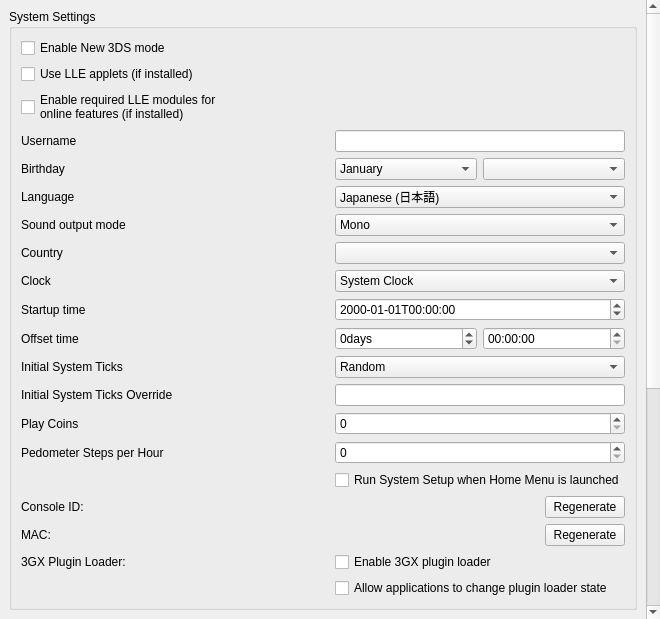
Old version of the form src/citra_qt/configuration/configure_system.ui in the repository amwatson/CitraVR.
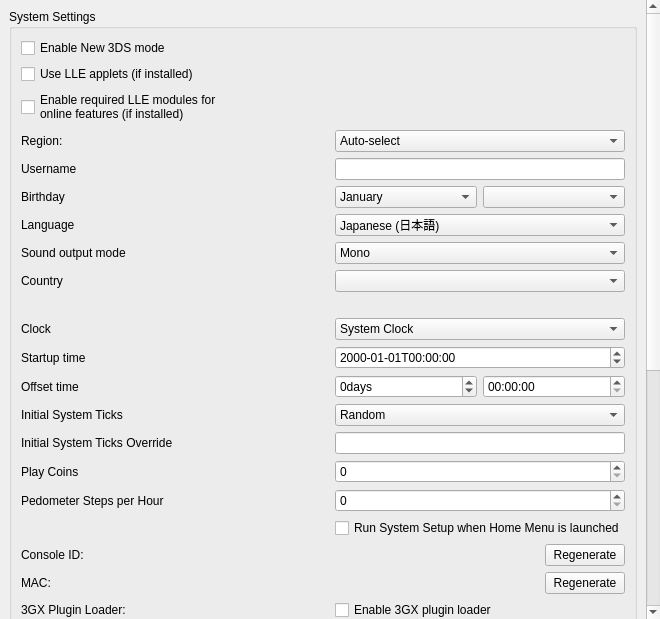
New version of the form.

Commit message:
Check that the country setting is valid for selected region (#847)
* Check that the country setting is valid for selected region

* `SystemSaveGame.checkCountryCompatibility` -> `SystemSaveGame.getCountryCompatibility`

* SettingsFragmentPresenter.kt: Moved `checkCountryCompatibility` definition out of `addSystemSettings`

* SettingsFragmentPresenter.kt: Renamed `compat` value to `compatFlags` for better readability

* configure_system.ui: Corrected indentation

---------

The edit to the form file:
```diff
--- a/src/citra_qt/configuration/configure_system.ui
+++ b/src/citra_qt/configuration/configure_system.ui
@@ -64,21 +64,21 @@
             <string>System Settings</string>
            </property>
            <layout class="QGridLayout" name="gridLayout">
-            <item row="1" column="0">
+            <item row="0" column="0">
              <widget class="QCheckBox" name="toggle_new_3ds">
               <property name="text">
                <string>Enable New 3DS mode</string>
               </property>
              </widget>
             </item>
-            <item row="2" column="0">
+            <item row="1" column="0">
              <widget class="QCheckBox" name="toggle_lle_applets">
               <property name="text">
                <string>Use LLE applets (if installed)</string>
               </property>
              </widget>
             </item>
-            <item row="3" column="0">
+            <item row="2" column="0">
              <widget class="QCheckBox" name="enable_required_online_lle_modules">
               <property name="text">
                <string>Enable required LLE modules for
@@ -89,6 +89,57 @@
               </property>
              </widget>
             </item>
+            <item row="3" column="0">
+             <widget class="QLabel" name="region_label">
+              <property name="text">
+               <string>Region:</string>
+              </property>
+             </widget>
+            </item>
+            <item row="3" column="1">
+             <widget class="QComboBox" name="region_combobox">
+              <item>
+               <property name="text">
+                <string>Auto-select</string>
+               </property>
+              </item>
+              <item>
+               <property name="text">
+                <string notr="true">JPN</string>
+               </property>
+              </item>
+              <item>
+               <property name="text">
+                <string notr="true">USA</string>
+               </property>
+              </item>
+              <item>
+               <property name="text">
+                <string notr="true">EUR</string>
+               </property>
+              </item>
+              <item>
+               <property name="text">
+                <string notr="true">AUS</string>
+               </property>
+              </item>
+              <item>
+               <property name="text">
+                <string notr="true">CHN</string>
+               </property>
+              </item>
+              <item>
+               <property name="text">
+                <string notr="true">KOR</string>
+               </property>
+              </item>
+              <item>
+               <property name="text">
+                <string notr="true">TWN</string>
+               </property>
+              </item>
+             </widget>
+            </item>
             <item row="4" column="1">
              <widget class="QLineEdit" name="edit_username">
               <property name="sizePolicy">
@@ -297,14 +348,21 @@
             <item row="8" column="1">
              <widget class="QComboBox" name="combo_country"/>
             </item>
-            <item row="9" column="0">
+            <item row="9" column="1">
+             <widget class="QLabel" name="label_country_invalid">
+              <property name="text">
+               <string/>
+              </property>
+             </widget>
+            </item>
+            <item row="10" column="0">
              <widget class="QLabel" name="label_init_clock">
               <property name="text">
                <string>Clock</string>
               </property>
              </widget>
             </item>
-            <item row="9" column="1">
+            <item row="10" column="1">
              <widget class="QComboBox" name="combo_init_clock">
               <item>
                <property name="text">
@@ -318,28 +376,28 @@
               </item>
              </widget>
             </item>
-            <item row="10" column="0">
+            <item row="11" column="0">
              <widget class="QLabel" name="label_init_time">
               <property name="text">
                <string>Startup time</string>
               </property>
              </widget>
             </item>
-            <item row="10" column="1">
+            <item row="11" column="1">
              <widget class="QDateTimeEdit" name="edit_init_time">
               <property name="displayFormat">
                <string>yyyy-MM-ddTHH:mm:ss</string>
               </property>
              </widget>
             </item>
-            <item row="11" column="0">
+            <item row="12" column="0">
              <widget class="QLabel" name="label_init_time_offset">
               <property name="text">
                <string>Offset time</string>
               </property>
              </widget>
             </item>
-            <item row="11" column="1">
+            <item row="12" column="1">
              <layout class="QGridLayout" name="edit_init_time_offset_grid">
               <item row="0" column="0">
                <widget class="QSpinBox" name="edit_init_time_offset_days">
@@ -363,14 +421,14 @@
               </item>
              </layout>
             </item>
-            <item row="12" column="0">
+            <item row="13" column="0">
              <widget class="QLabel" name="label_init_ticks_type">
               <property name="text">
                <string>Initial System Ticks</string>
               </property>
              </widget>
             </item>
-            <item row="12" column="1">
+            <item row="13" column="1">
              <widget class="QComboBox" name="combo_init_ticks_type">
               <item>
                <property name="text">
@@ -384,14 +442,14 @@
               </item>
              </widget>
             </item>
-            <item row="13" column="0">
+            <item row="14" column="0">
              <widget class="QLabel" name="label_init_ticks_value">
               <property name="text">
                <string>Initial System Ticks Override</string>
               </property>
              </widget>
             </item>
-            <item row="13" column="1">
+            <item row="14" column="1">
              <widget class="QLineEdit" name="edit_init_ticks_value">
               <property name="sizePolicy">
                <sizepolicy hsizetype="Preferred" vsizetype="Fixed">
@@ -404,21 +462,21 @@
               </property>
              </widget>
             </item>
-            <item row="14" column="0">
+            <item row="15" column="0">
              <widget class="QLabel" name="label_play_coins">
               <property name="text">
                <string>Play Coins</string>
               </property>
              </widget>
             </item>
-            <item row="14" column="1">
+            <item row="15" column="1">
              <widget class="QSpinBox" name="spinBox_play_coins">
               <property name="maximum">
                <number>300</number>
               </property>
              </widget>
             </item>
-            <item row="15" column="0">
+            <item row="16" column="0">
               <widget class="QLabel" name="label_steps_per_hour">
                 <property name="toolTip">
                  <string>&lt;html&gt;&lt;head/&gt;&lt;body&gt;&lt;p&gt;Number of steps per hour reported by the pedometer. Range from 0 to 65,535.&lt;/p&gt;&lt;/body&gt;&lt;/html&gt;</string>
@@ -428,28 +486,28 @@
                 </property>
               </widget>
             </item>
-            <item row="15" column="1">
+            <item row="16" column="1">
               <widget class="QSpinBox" name="spinBox_steps_per_hour">
                 <property name="maximum">
                   <number>9999</number>
                 </property>
               </widget>
             </item>
-            <item row="16" column="1">
+            <item row="17" column="1">
              <widget class="QCheckBox" name="toggle_system_setup">
               <property name="text">
                <string>Run System Setup when Home Menu is launched</string>
               </property>
              </widget>
             </item>
-            <item row="17" column="0">
+            <item row="18" column="0">
              <widget class="QLabel" name="label_console_id">
               <property name="text">
                <string>Console ID:</string>
               </property>
              </widget>
             </item>
-            <item row="17" column="1">
+            <item row="18" column="1">
              <widget class="QPushButton" name="button_regenerate_console_id">
               <property name="sizePolicy">
                <sizepolicy hsizetype="Fixed" vsizetype="Fixed">
@@ -465,14 +523,14 @@
               </property>
              </widget>
             </item>
-            <item row="18" column="0">
+            <item row="19" column="0">
               <widget class="QLabel" name="label_mac">
                 <property name="text">
                   <string>MAC:</string>
                 </property>
               </widget>
             </item>
-            <item row="18" column="1">
+            <item row="19" column="1">
               <widget class="QPushButton" name="button_regenerate_mac">
                 <property name="sizePolicy">
                   <sizepolicy hsizetype="Fixed" vsizetype="Fixed">
@@ -488,21 +546,21 @@
                 </property>
               </widget>
             </item>
-            <item row="19" column="0">
+            <item row="20" column="0">
              <widget class="QLabel" name="label_plugin_loader">
               <property name="text">
                <string>3GX Plugin Loader:</string>
               </property>
              </widget>
             </item>
-            <item row="19" column="1">
+            <item row="20" column="1">
              <widget class="QCheckBox" name="plugin_loader">
               <property name="text">
                <string>Enable 3GX plugin loader</string>
               </property>
              </widget>
             </item>
-            <item row="20" column="1">
+            <item row="21" column="1">
              <widget class="QCheckBox" name="allow_plugin_loader">
               <property name="text">
                <string>Allow applications to change plugin loader state</string>
```
The commit also changes 15 other files.
